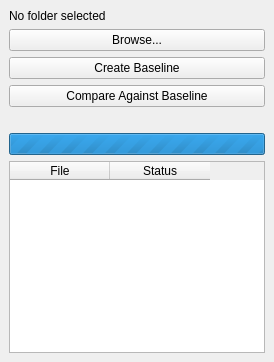
The window that mainwindow.ui (TobitVt/FileWatchdog) describes before a commit, drawn with Qt 5.
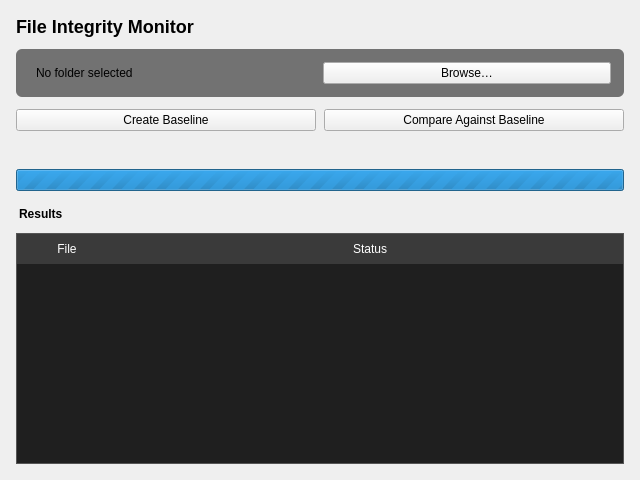
The same window after the commit.

Commit message: upgraded GUI and readME to reflect final product

Patch:
```diff
--- a/mainwindow.ui
+++ b/mainwindow.ui
@@ -5,22 +5,48 @@
   <property name="windowTitle">
    <string>File Integrity Monitor</string>
   </property>
+  <property name="minimumSize">
+   <size><width>640</width><height>480</height></size>
+  </property>
   <widget class="QWidget" name="centralwidget">
-   <layout class="QVBoxLayout" name="verticalLayout">
+   <layout class="QVBoxLayout" name="mainLayout">
+    <property name="spacing"><number>12</number></property>
+    <property name="leftMargin"><number>16</number></property>
+    <property name="topMargin"><number>16</number></property>
+    <property name="rightMargin"><number>16</number></property>
+    <property name="bottomMargin"><number>16</number></property>
+
+    <item>
+     <widget class="QLabel" name="titleLabel">
+      <property name="text"><string>File Integrity Monitor</string></property>
+      <property name="styleSheet"><string>font-size: 18px; font-weight: 600;</string></property>
+     </widget>
+    </item>
+
+    <item>
+     <widget class="QFrame" name="folderFrame">
+      <property name="frameShape"><enum>QFrame::StyledPanel</enum></property>
+      <property name="styleSheet"><string>QFrame { background: #727272; border-radius: 6px; padding: 4px; }</string></property>
+      <layout class="QHBoxLayout" name="folderLayout">
     <item>
      <widget class="QLabel" name="folderLabel">
-      <property name="text">
-       <string>No folder selected</string>
-      </property>
+         <property name="text"><string>No folder selected</string></property>
+         <property name="wordWrap"><bool>true</bool></property>
      </widget>
     </item>
     <item>
      <widget class="QPushButton" name="browseButton">
-      <property name="text">
-       <string>Browse...</string>
-      </property>
-     </widget>
-    </item>
+         <property name="text"><string>Browse…</string></property>
+         <property name="minimumWidth"><number>100</number></property>
+        </widget>
+       </item>
+      </layout>
+     </widget>
+    </item>
+
+    <item>
+     <layout class="QHBoxLayout" name="actionLayout">
+      <property name="spacing"><number>8</number></property>
     <item>
      <widget class="QPushButton" name="createButton">
       <property name="text">
@@ -30,38 +56,89 @@
     </item>
     <item>
      <widget class="QPushButton" name="compareButton">
-      <property name="text">
-       <string>Compare Against Baseline</string>
-      </property>
-     </widget>
-    </item>
+        <property name="text"><string>Compare Against Baseline</string></property>
+        <property name="minimumHeight"><number>32</number></property>
+       </widget>
+      </item>
+     </layout>
+    </item>
+
     <item>
      <widget class="QLabel" name="progressLabel">
-      <property name="text">
-       <string></string>
-      </property>
+      <property name="text"><string></string></property>
+      <property name="styleSheet"><string>color: #555; font-style: italic;</string></property>
      </widget>
     </item>
+
     <item>
      <widget class="QProgressBar" name="progressBar">
-      <property name="visible">
-       <bool>false</bool>
-      </property>
-      <property name="minimum">
-       <number>0</number>
-      </property>
-      <property name="maximum">
-       <number>0</number>
-      </property>
+      <property name="visible"><bool>false</bool></property>
+      <property name="minimum"><number>0</number></property>
+      <property name="maximum"><number>0</number></property>
+      <property name="textVisible"><bool>false</bool></property>
+      <property name="maximumHeight"><number>6</number></property>
      </widget>
     </item>
+
+    <item>
+     <widget class="QLabel" name="resultsLabel">
+      <property name="text"><string>Results</string></property>
+      <property name="styleSheet"><string>font-weight: 600; margin-top: 4px;</string></property>
+     </widget>
+    </item>
+
     <item>
      <widget class="QTableWidget" name="resultsTable">
+  <property name="styleSheet">
+   <string>
+        QTableWidget {
+            background-color: #1f1f1f;
+            color: #ffffff;
+            gridline-color: #444444;
+            border: 1px solid #555555;
+        }
+
+        QTableWidget::item {
+            background-color: #1f1f1f;
+            color: #ffffff;
+        }
+
+        QTableWidget::item:selected {
+            background-color: #3d6fc7;
+            color: #ffffff;
+        }
+
+        QHeaderView::section {
+            background-color: #3a3a3a;
+            color: #ffffff;
+            padding: 6px;
+            border: none;
+        }
+   </string>
+  </property>
+
+  <property name="alternatingRowColors">
+   <bool>true</bool>
+  </property>
+
+  <property name="editTriggers">
+   <set>QAbstractItemView::NoEditTriggers</set>
+  </property>
+
+  <property name="selectionBehavior">
+   <enum>QAbstractItemView::SelectRows</enum>
+  </property>
+
+  <attribute name="horizontalHeaderStretchLastSection">
+   <bool>true</bool>
+  </attribute>
+
       <column>
        <property name="text">
         <string>File</string>
        </property>
       </column>
+
       <column>
        <property name="text">
         <string>Status</string>
```
Left out of the diff: 5 changed lines with no effect on the pictures. Lines whose indentation alone changed are shown as unchanged. The commit also changes 6 other files.
